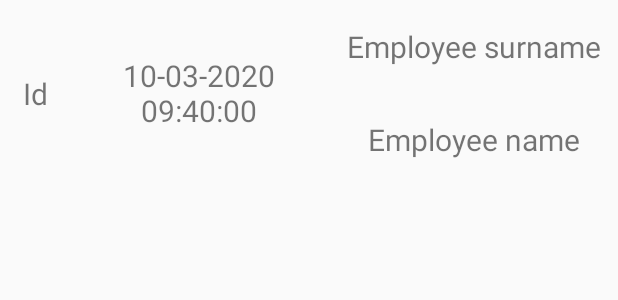
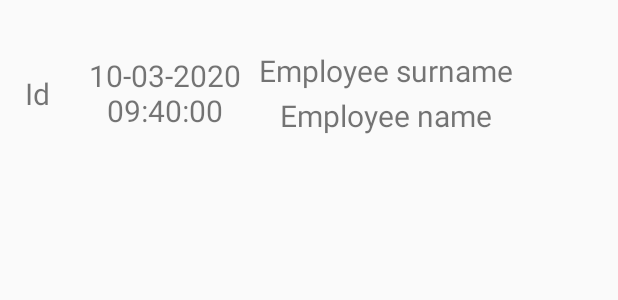
Before and after one commit to asawc/modified-probelalkhan-Android-Tutorial-show_releases-master-master, an Android app: the layout content_release.xml on its own in the app's theme, with its tools: preview values and no code run, on a phone screen of 412 x 824 dp. Shown: the top 300 px of the screen. Run offline under Robolectric (Android 15) with nearby library versions, the phone set to English and light mode, and no system bars.

Commit message:
My Releases layout (content_release.xml)

```diff
--- a/app/src/main/res/layout/content_release.xml
+++ b/app/src/main/res/layout/content_release.xml
@@ -6,10 +6,10 @@
 
     <TextView
         android:id="@+id/id_release"
-        android:layout_width="wrap_content"
+        android:layout_width="50dp"
         android:layout_height="125dp"
         android:gravity="center"
-        android:padding="15dp"
+        android:padding="10dp"
         android:text="Id"
         android:textSize="@dimen/release_list_item_text_size" />
 
@@ -35,36 +35,36 @@
 
     <TextView
         android:id="@+id/date_creation"
-        android:layout_width="171dp"
+        android:layout_width="120dp"
         android:layout_height="124dp"
         android:layout_marginStart="0dp"
         android:layout_toEndOf="@+id/id_release"
-        android:gravity="center"
-        android:padding="15dp"
+        android:gravity="center_horizontal|center_vertical"
+        android:padding="5dp"
         android:text="10-03-2020 09:40:00"
         android:textSize="@dimen/release_list_item_text_size" />
 
     <TextView
         android:id="@+id/employee_surname"
-        android:layout_width="193dp"
+        android:layout_width="173dp"
         android:layout_height="62dp"
         android:layout_alignParentTop="false"
-        android:layout_alignParentEnd="false"
         android:layout_marginTop="0dp"
         android:layout_toEndOf="@+id/date_creation"
-        android:gravity="center"
-        android:padding="10dp"
+        android:gravity="bottom|center_horizontal"
+        android:padding="1dp"
         android:text="Employee surname"
         android:textSize="@dimen/release_list_item_text_size" />
 
     <TextView
         android:id="@+id/employee_name"
-        android:layout_width="193dp"
+        android:layout_width="173dp"
         android:layout_height="62dp"
         android:layout_below="@+id/employee_surname"
-        android:layout_alignParentEnd="true"
-        android:gravity="center"
-        android:padding="10dp"
+        android:layout_marginTop="0dp"
+        android:layout_toEndOf="@id/date_creation"
+        android:gravity="center_horizontal|top"
+        android:padding="1dp"
         android:text="Employee name"
         android:textSize="@dimen/release_list_item_text_size" />
 
```
